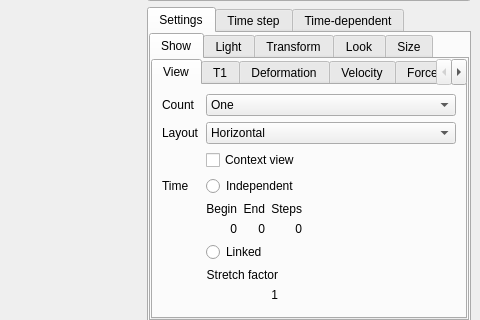
This is MainWindow.ui in danlipsa/foamvis as Qt 5 draws it before an edit; both pictures show x 563 to 1043 and y 129 to 449 of the 1043 by 596 pixel window. The edited form follows.
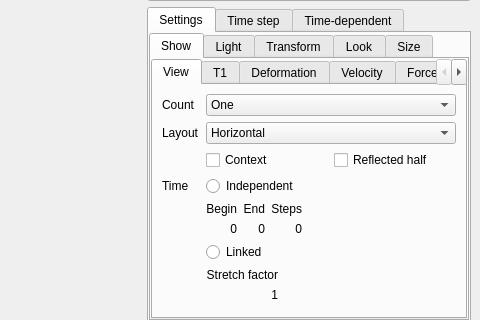
This is the edited form. The open tabs and pages were chosen to show the change. Custom widgets are drawn as their Qt base class.

Diff of the .ui file:
```diff
--- a/MainWindow.ui
+++ b/MainWindow.ui
@@ -400,10 +400,26 @@
                     </widget>
                    </item>
                    <item row="2" column="1">
-                    <widget class="QCheckBox" name="checkBoxContextView">
-                     <property name="text">
-                      <string>Context view</string>
-                     </property>
+                    <widget class="QWidget" name="widget_17" native="true">
+                     <layout class="QHBoxLayout" name="horizontalLayout_19">
+                      <property name="margin">
+                       <number>0</number>
+                      </property>
+                      <item>
+                       <widget class="QCheckBox" name="checkBoxContextView">
+                        <property name="text">
+                         <string>Context</string>
+                        </property>
+                       </widget>
+                      </item>
+                      <item>
+                       <widget class="QCheckBox" name="checkBoxReflectedHalfView">
+                        <property name="text">
+                         <string>Reflected half</string>
+                        </property>
+                       </widget>
+                      </item>
+                     </layout>
                     </widget>
                    </item>
                    <item row="3" column="0">
```
Left out of the diff: 379 changed lines with no effect on the pictures.
